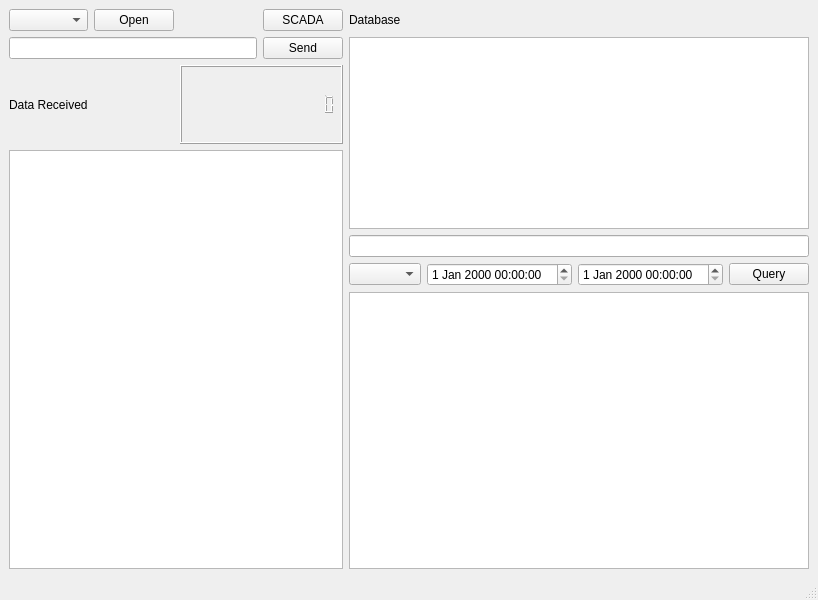
Above: mainwindow.ui from mrblam/uart_log_qt before the change. Below: the same form after it.
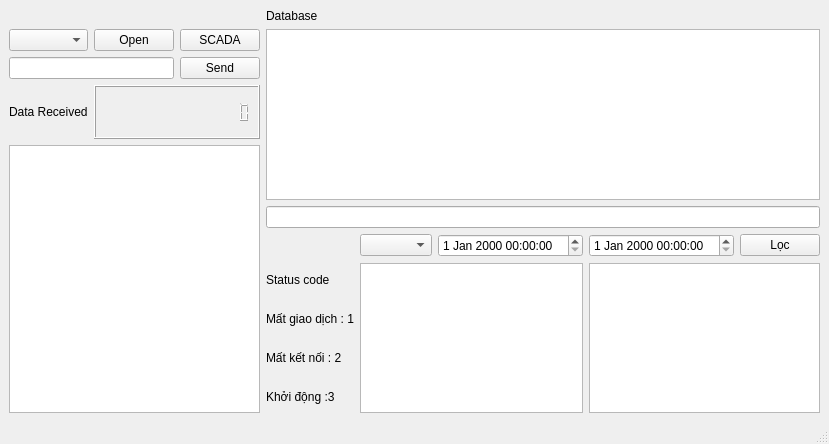
That is the form after the change.

Commit message: query database logic oke

```diff
--- a/mainwindow.ui
+++ b/mainwindow.ui
@@ -6,8 +6,8 @@
    <rect>
     <x>0</x>
     <y>0</y>
-    <width>800</width>
-    <height>600</height>
+    <width>811</width>
+    <height>444</height>
    </rect>
   </property>
   <property name="windowTitle">
@@ -15,48 +15,51 @@
   </property>
   <widget class="QWidget" name="centralwidget">
    <layout class="QGridLayout" name="gridLayout">
-    <item row="0" column="0">
+    <item row="0" column="3">
+     <widget class="QLabel" name="labelDatabase">
+      <property name="text">
+       <string>Database</string>
+      </property>
+     </widget>
+    </item>
+    <item row="1" column="0">
      <widget class="QComboBox" name="portList"/>
     </item>
-    <item row="0" column="1">
+    <item row="1" column="1">
      <widget class="QPushButton" name="pushOpen">
       <property name="text">
        <string>Open</string>
       </property>
      </widget>
     </item>
-    <item row="0" column="3">
+    <item row="1" column="2">
      <widget class="QPushButton" name="btnScada">
       <property name="text">
        <string>SCADA</string>
       </property>
      </widget>
     </item>
-    <item row="0" column="4">
-     <widget class="QLabel" name="labelDatabase">
-      <property name="text">
-       <string>Database</string>
-      </property>
-     </widget>
+    <item row="1" column="3" rowspan="4" colspan="6">
+     <widget class="QTableView" name="tableViewDb"/>
     </item>
-    <item row="1" column="0" colspan="3">
+    <item row="2" column="0" colspan="2">
      <widget class="QLineEdit" name="lnMessage"/>
     </item>
-    <item row="1" column="3">
+    <item row="2" column="2">
      <widget class="QPushButton" name="btnSend">
       <property name="text">
        <string>Send</string>
       </property>
      </widget>
     </item>
-    <item row="2" column="0">
+    <item row="3" column="0">
      <widget class="QLabel" name="labelReceivedData">
       <property name="text">
        <string>Data Received</string>
       </property>
      </widget>
     </item>
-    <item row="2" column="2" colspan="2">
+    <item row="3" column="1" colspan="2">
      <widget class="QLCDNumber" name="msgCounter">
       <property name="font">
        <font>
@@ -74,34 +77,62 @@
       </property>
      </widget>
     </item>
-    <item row="3" column="0" rowspan="4" colspan="4">
+    <item row="4" column="0" rowspan="7" colspan="3">
      <widget class="QListWidget" name="listMessage"/>
     </item>
-    <item row="5" column="4">
-     <widget class="QComboBox" name="nozzleID"/>
-    </item>
-    <item row="5" column="5">
+    <item row="6" column="6">
      <widget class="QDateTimeEdit" name="dateTimeBegin"/>
     </item>
-    <item row="5" column="6">
+    <item row="6" column="7">
      <widget class="QDateTimeEdit" name="dateTimeFinish"/>
     </item>
-    <item row="5" column="7">
+    <item row="6" column="8">
      <widget class="QPushButton" name="pushQuery">
       <property name="text">
-       <string>Query</string>
+       <string>Lọc</string>
       </property>
      </widget>
     </item>
-    <item row="1" column="4" rowspan="3" colspan="4">
-     <widget class="QTableView" name="tableViewDb"/>
+    <item row="7" column="3" colspan="2">
+     <widget class="QLabel" name="label_4">
+      <property name="text">
+       <string>Status code</string>
+      </property>
+     </widget>
     </item>
-    <item row="4" column="4" colspan="4">
+    <item row="7" column="5" rowspan="4" colspan="2">
+     <widget class="QTableView" name="tableViewfilter"/>
+    </item>
+    <item row="7" column="7" rowspan="4" colspan="2">
+     <widget class="QTableView" name="tableViewNewest"/>
+    </item>
+    <item row="8" column="3" colspan="2">
+     <widget class="QLabel" name="label">
+      <property name="text">
+       <string>Mất giao dịch : 1</string>
+      </property>
+     </widget>
+    </item>
+    <item row="9" column="3" colspan="2">
+     <widget class="QLabel" name="label_2">
+      <property name="text">
+       <string>Mất kết nối : 2</string>
+      </property>
+     </widget>
+    </item>
+    <item row="10" column="3" colspan="2">
+     <widget class="QLabel" name="label_3">
+      <property name="text">
+       <string>Khởi động :3</string>
+      </property>
+     </widget>
+    </item>
+    <item row="6" column="5">
+     <widget class="QComboBox" name="nozzleID"/>
+    </item>
+    <item row="5" column="3" colspan="6">
      <widget class="QLineEdit" name="cmdSQL"/>
     </item>
-    <item row="6" column="4" colspan="4">
-     <widget class="QColumnView" name="columnView"/>
-    </item>
    </layout>
   </widget>
   <widget class="QMenuBar" name="menubar">
```
Left out of the diff: 2 changed lines with no effect on the pictures. The commit also changes 6 other files.
